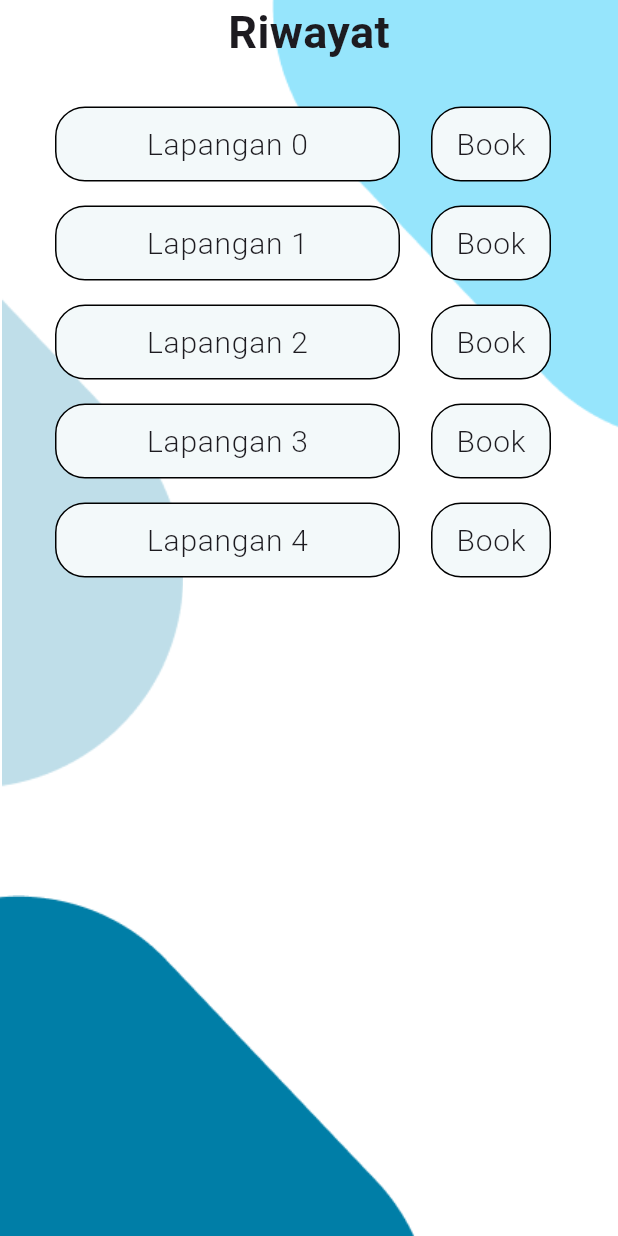
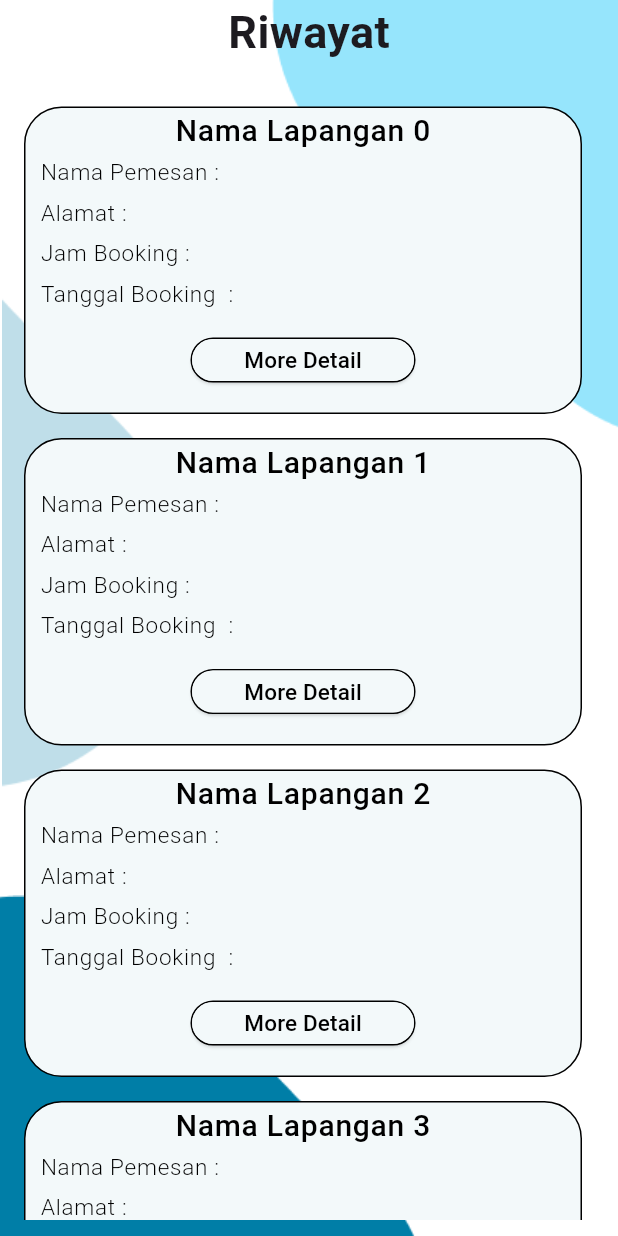
Before and after one commit to EzraArya/Sport-Facilities-Booking-App-Flutter, a Flutter app: the orderScreen screen opened directly, on a phone screen of 412 x 824 dp. Run offline on Flutter 3.47's test engine with Material 3 defaults, Android fonts, the phone set to English and light mode, and no system bars; our stand-ins replace google_fonts.

Commit message:
changed order page

```diff
--- a/lib/screen/main/order_page.dart
+++ b/lib/screen/main/order_page.dart
@@ -1,5 +1,6 @@
 import 'package:ease_booking_app/component/background.dart';
 import 'package:ease_booking_app/constant/colors.dart';
+import 'package:ease_booking_app/screen/main/order_detail_page.dart';
 import 'package:ease_booking_app/screen/product/product_page.dart';
 import 'package:flutter/material.dart';
 import 'package:google_fonts/google_fonts.dart';
@@ -32,59 +33,111 @@ class _orderScreenState extends State<orderScreen> {
                 SizedBox(height: 20,),
 
                 Container(
-                  height: 650,
+                  height: 750,
                   child: ListView.builder(
                       itemCount: 5,
                       itemBuilder: (context, index) {
                         return ListTile(
-                          title: Row(
-                            mainAxisAlignment: MainAxisAlignment.spaceEvenly,
-                            children: [
-                              Container(
-                                width: 230,
-                                height: 50,
-                                decoration: BoxDecoration(
-                                    color: tdLightBlue,
-                                  border: Border.all(color: Colors.black, width: 1),
-                                  borderRadius: BorderRadius.circular(20)
-                                ),
-                                child: Center(
+                          title: Container(
+                            decoration: BoxDecoration(
+                              border:  Border.all(color: Colors.black, width: 1),
+                              borderRadius: BorderRadius.circular(25),
+                              color: tdLightBlue
+                            ),
+                            child: Column(
+                              mainAxisAlignment: MainAxisAlignment.start,
+                              crossAxisAlignment: CrossAxisAlignment.start,
+                              children: [
+                                Center(
                                   child: Text(
-                                    "Lapangan $index",
+                                    "Nama Lapangan $index",
                                     style: GoogleFonts.montserratAlternates(
                                       fontSize: 20,
-                                      fontWeight: FontWeight.w300
+                                      fontWeight: FontWeight.w500,
+                                      color: Colors.black
                                     ),
                                   ),
                                 ),
-                              ),
 
-                              InkWell(
-                                onTap: () {
-                                  Navigator.push(context, MaterialPageRoute(builder: (context) => productScreen(),));
-                                },
-                                child: Container(
-                                  width: 80,
-                                  height: 50,
-                                  decoration: BoxDecoration(
-                                    color: tdLightBlue,
-                                    border: Border.all(color: Colors.black, width: 1),
-                                    borderRadius: BorderRadius.circular(20)
+                                Padding(
+                                  padding: const EdgeInsets.only(left: 10.0, top: 2, bottom: 2),
+                                  child: Text(
+                                    "Nama Pemesan : ",
+                                    style: GoogleFonts.montserratAlternates(
+                                      fontSize: 15,
+                                      fontWeight: FontWeight.w300,
+                                      color: tdBlack
+                                    )
                                   ),
-                                  child: Center(
-                                    child: Text(
-                                      "Book",
-                                      style: GoogleFonts.montserratAlternates(
-                                        fontSize: 20,
-                                        fontWeight: FontWeight.w300
+                                ),
+                                Padding(
+                                  padding: const EdgeInsets.only(left: 10.0, top: 2, bottom: 2),
+                                  child: Text(
+                                    "Alamat : ",
+                                    style: GoogleFonts.montserratAlternates(
+                                      fontSize: 15,
+                                      fontWeight: FontWeight.w300,
+                                      color: tdBlack
+                                    )
+                                  ),
+                                ),
+                                Padding(
+                                  padding: const EdgeInsets.only(left: 10.0, top: 2, bottom: 2),
+                                  child: Text(
+                                    "Jam Booking : ",
+                                    style: GoogleFonts.montserratAlternates(
+                                      fontSize: 15,
+                                      fontWeight: FontWeight.w300,
+                                      color: tdBlack
+                                    )
+                                  ),
+                                ),
+                                Padding(
+                                  padding: const EdgeInsets.only(left: 10.0, top: 2, bottom: 2),
+                                  child: Text(
+                                    "Tanggal Booking  : ",
+                                    style: GoogleFonts.montserratAlternates(
+                                      fontSize: 15,
+                                      fontWeight: FontWeight.w300,
+                                      color: tdBlack
+                                    )
+                                  ),
+                                ),
+
+                                SizedBox(height: 15,),
+
+                                Center(
+                                  child: Container(
+                                    width: 150,
+                                    height: 30,
+                                    decoration: BoxDecoration(
+                                      border: Border.all(color: Colors.black, width: 1),
+                                      borderRadius: BorderRadius.circular(20),
+                                    ),
+                                    child: ElevatedButton(
+                                      style: ElevatedButton.styleFrom(
+                                        foregroundColor: tdBlack, backgroundColor: tdLightBlue,
                                       ),
+                                      onPressed: () {
+                                        Navigator.push(context, MaterialPageRoute(builder: (context) => orderDetailPage(),));
+                                      },
+                                      child: Text(
+                                        "More Detail",
+                                        style: GoogleFonts.montserratAlternates(
+                                          fontSize: 15,
+                                          fontWeight: FontWeight.w500,
+                                          color: tdBlack
+                                        ),
+                                      )
                                     ),
                                   ),
                                 ),
-                              ),
 
-                            ],
-                          ),
+                                SizedBox(height: 20,)
+                              ],
+                            ),
+                          )
+
                         );
                       },
                     ),
```
Also changed, not shown: lib/screen/main/order_detail_page.dart (added, +130 -0 lines).
